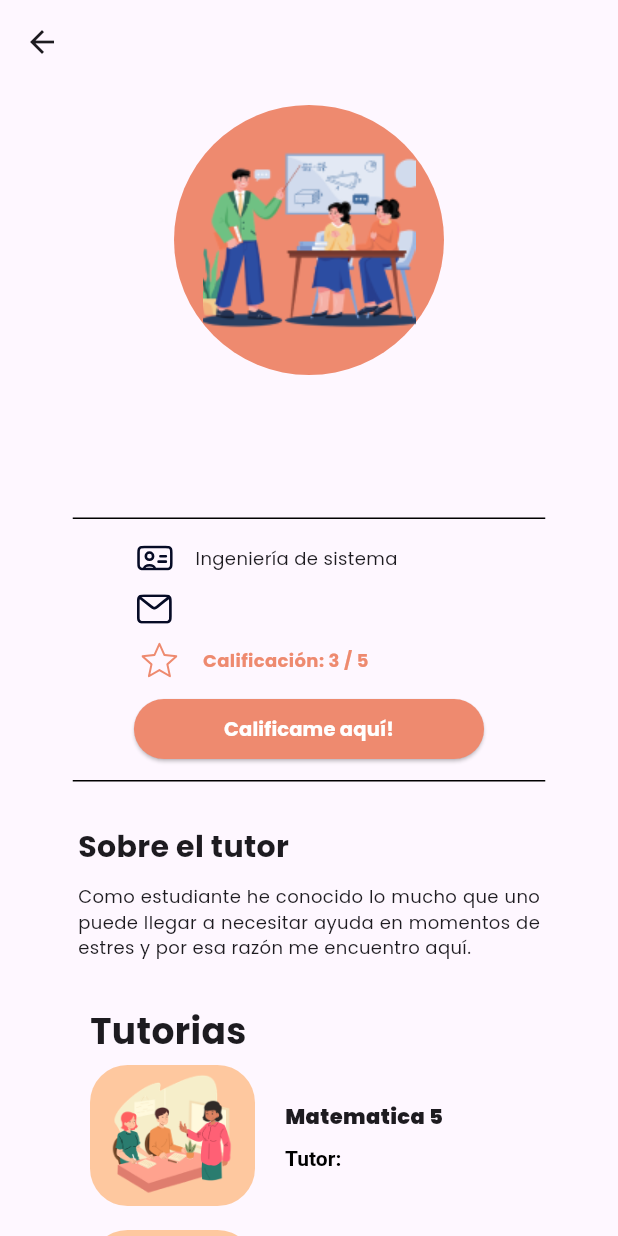
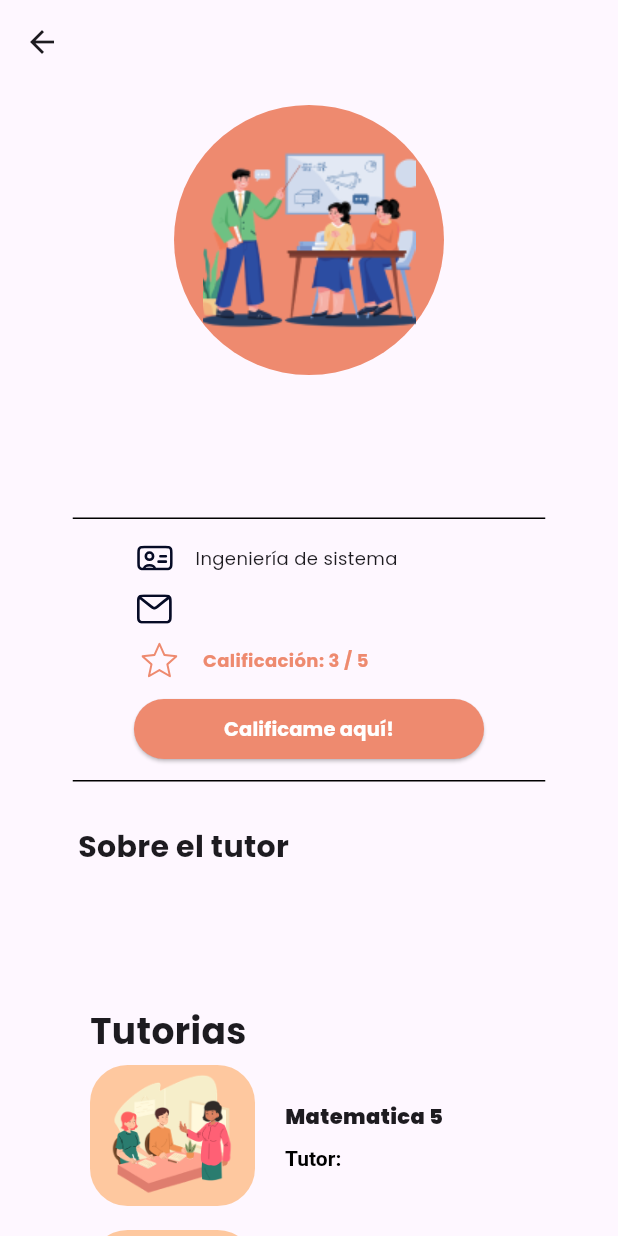
Before and after one commit to Metro-Experts/metroexpert-front, a Flutter app: the TutorProfileView screen opened directly with empty values, on a phone screen of 412 x 824 dp. Run offline on Flutter 3.47's test engine with Material 3 defaults, Android fonts, the phone set to English and light mode, and no system bars; our stand-ins replace firebase_auth, firebase_core, flutter_svg, image_picker, table_calendar; missing offline and left inert: reviews_slider; accounts and stored records are empty; network calls fail.

Commit message:
Actualización de datos
Datos de la pagina de tutor

```diff
--- a/lib/pages/home_page.dart
+++ b/lib/pages/home_page.dart
@@ -131,6 +131,9 @@ class _HomePageState extends State<HomePage> {
                               color: cardColor,
                               category: tutoring.category,
                               bankAccount: tutoring.bankAccount,
+                              tutorEmail: tutoring.tutorEmail,
+                              tutorDescription: tutoring.tutorDescription,
+                              //tutorCareer: tutoring.tutorCareer,
                             );
                           },
                         )
--- a/lib/pages/tutor_profile_view.dart
+++ b/lib/pages/tutor_profile_view.dart
@@ -7,16 +7,20 @@ class TutorProfileView extends StatelessWidget {
     super.key,
     required this.tutorName,
     required this.tutorLastName,
-    required this.tutorEmail,
     required this.tutorSubjects,
     required this.bankAccount,
+    required this.tutorEmail,
+    required this.tutorDescription,
+    //required this.tutorCareer
   });
 
   final String tutorName;
   final String tutorLastName;
-  final String tutorEmail;
   final List<String> tutorSubjects;
   final Map<String, String> bankAccount;
+  final String tutorEmail;
+  final String tutorDescription;
+  //final String tutorCareer;
 
   @override
   Widget build(BuildContext context) {
@@ -90,8 +94,8 @@ class TutorProfileView extends StatelessWidget {
                       const SizedBox(
                         width: 15,
                       ),
-                      const Text(
-                        'Ingeniería de sistema',
+                      const Text( //quitar el const al poner la carrera
+                        'Ingeniería de sistema', //tutorCareer (para que salga la carrera del tutor, ya esta agg en todas partes)
                         style: TextStyle(
                             fontSize: 12, fontWeight: FontWeight.normal),
                       ),
@@ -114,7 +118,7 @@ class TutorProfileView extends StatelessWidget {
                             width: 17,
                           ),
                           Text(
-                            '${tutorEmail}'.toLowerCase(),
+                            tutorEmail.toLowerCase(),
                             style: const TextStyle(
                                 fontSize: 12, fontWeight: FontWeight.normal),
                           ),
@@ -184,7 +188,7 @@ class TutorProfileView extends StatelessWidget {
                 color: Colors.black,
               ),
             ),
-            const Positioned(
+            Positioned(
               top: 550,
               child: SizedBox(
                 width: 308,
@@ -192,19 +196,19 @@ class TutorProfileView extends StatelessWidget {
                   mainAxisAlignment: MainAxisAlignment.start,
                   crossAxisAlignment: CrossAxisAlignment.start,
                   children: [
-                    Text(
+                    const Text(
                       textAlign: TextAlign.left,
                       'Sobre el tutor',
                       style:
                           TextStyle(fontSize: 20, fontWeight: FontWeight.bold),
                     ),
-                    SizedBox(
+                    const SizedBox(
                       height: 10,
                     ),
                     Text(
+                      tutorDescription,
                       textAlign: TextAlign.justify,
-                      "Como estudiante he conocido lo mucho que uno puede llegar a necesitar ayuda en momentos de estres y por esa razón me encuentro aquí.",
-                      style: TextStyle(
+                      style: const TextStyle(
                         fontSize: 12,
                         fontWeight: FontWeight.normal,
                       ),
```
Also changed, not shown: lib/components/tutor_card_render.dart (+18 -0 lines), lib/pages/course_page.dart (+10 -3 lines).
